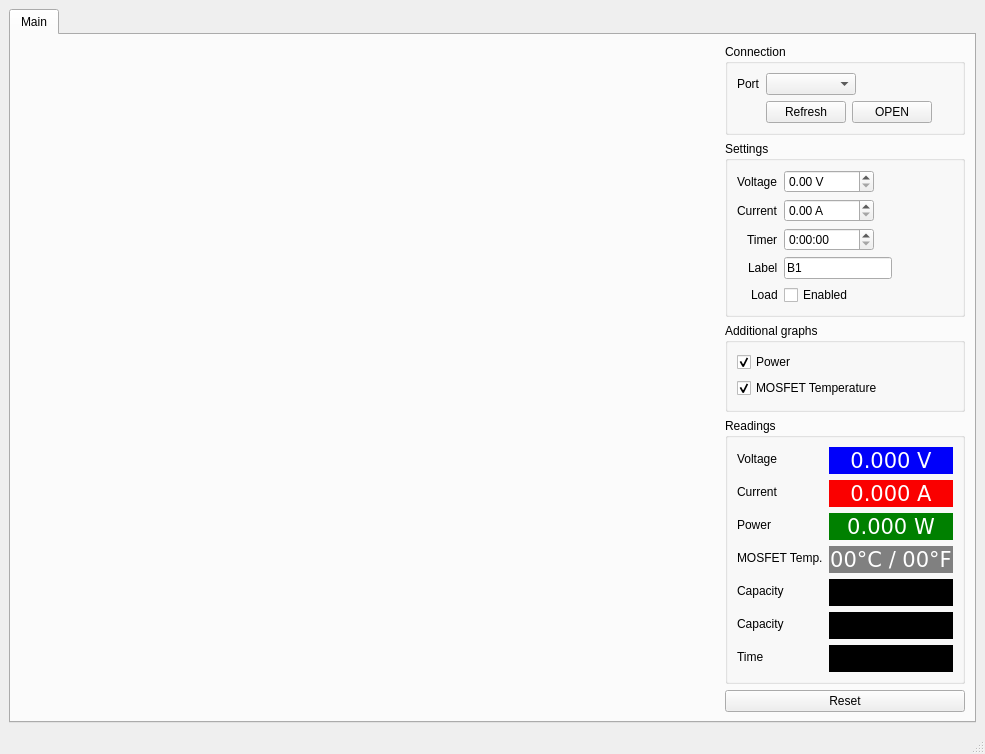
Qt form gui/main.ui (autani/Electronic_load_DL24) before a commit.
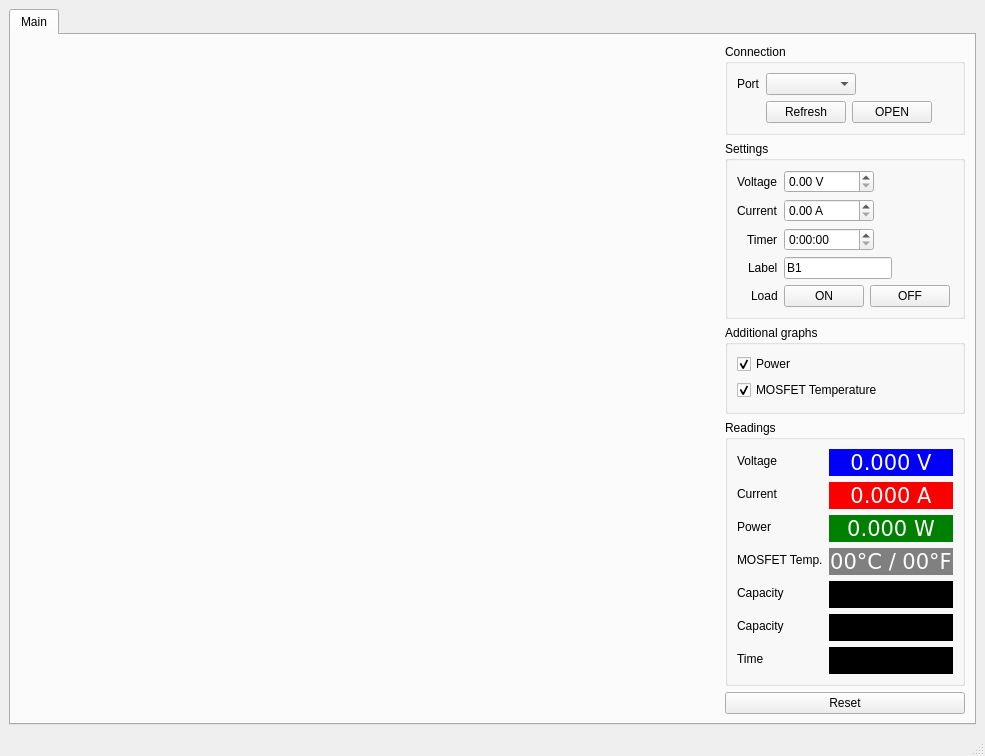
The same form after that commit.

Commit message:
Add selectable graph time windows and replace the load checkbox with ON/OFF buttons.
Plot elapsed session time with range, follow-latest, and scroll so long device clocks no longer stretch the axis.

Patch:
```diff
--- a/gui/main.ui
+++ b/gui/main.ui
@@ -273,11 +273,37 @@
               </widget>
              </item>
              <item row="4" column="1">
-              <widget class="QCheckBox" name="en_checkbox">
-               <property name="text">
-                <string>Enabled</string>
+              <layout class="QHBoxLayout" name="loadButtons">
+               <property name="spacing">
+                <number>6</number>
                </property>
-              </widget>
+               <item>
+                <widget class="QPushButton" name="loadOnButton">
+                 <property name="text">
+                  <string>ON</string>
+                 </property>
+                 <property name="minimumSize">
+                  <size>
+                   <width>48</width>
+                   <height>0</height>
+                  </size>
+                 </property>
+                </widget>
+               </item>
+               <item>
+                <widget class="QPushButton" name="loadOffButton">
+                 <property name="text">
+                  <string>OFF</string>
+                 </property>
+                 <property name="minimumSize">
+                  <size>
+                   <width>48</width>
+                   <height>0</height>
+                  </size>
+                 </property>
+                </widget>
+               </item>
+              </layout>
              </item>
 
             </layout>
```
Left out of the diff: 2 changed lines with no effect on the pictures. The commit also changes 2 other files.
